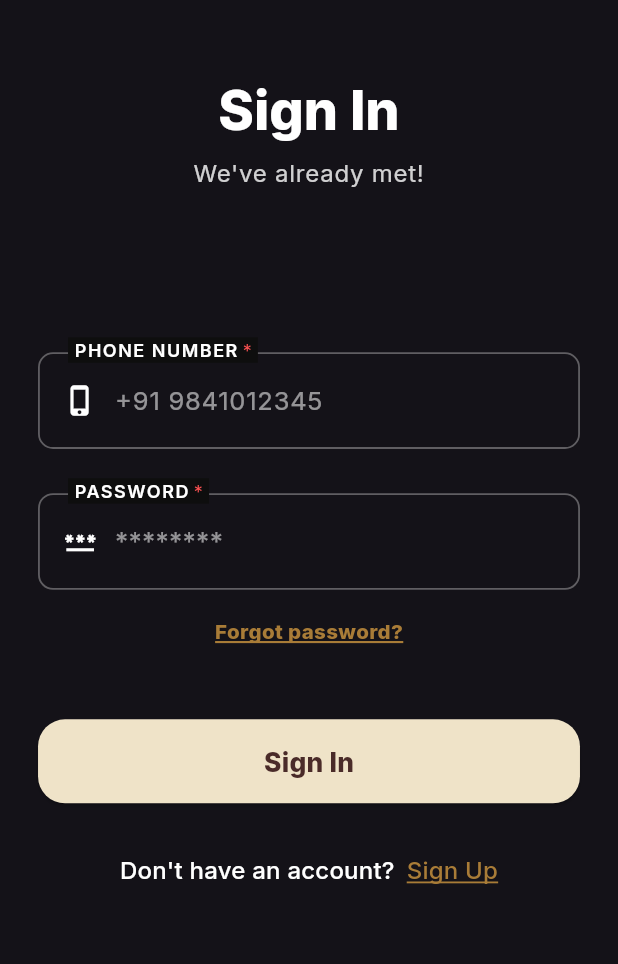
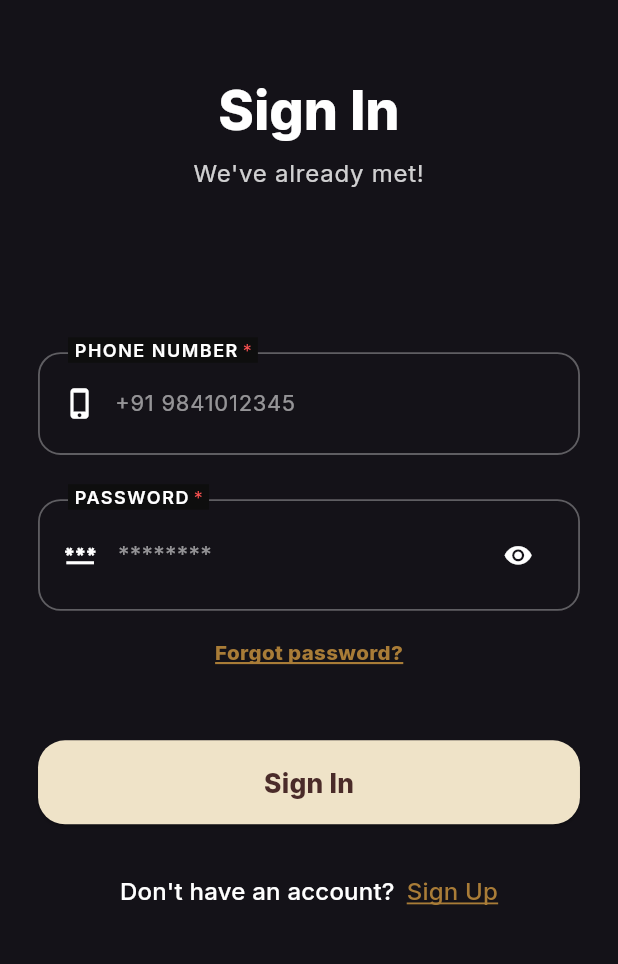
Before and after one commit to umarKhan1/coffeecafe, a Flutter app: the screen it shows after launch, on a phone screen of 412 x 824 dp, the part 195-1159 px from its top. Run offline on Flutter 3.47's test engine with Material 3 defaults, Android fonts, the phone set to English and light mode, and no system bars; our stand-ins replace equatable, flutter_bloc, flutter_screenutil, go_router, google_fonts.

Commit message:
login ui issue fixes

```diff
--- a/lib/core/constants/app_strings.dart
+++ b/lib/core/constants/app_strings.dart
@@ -10,13 +10,13 @@ class AppStrings {
 
   // Auth/Login
   static const signIn = 'Sign In';
-  static const signInSubtitle = "We\'ve already met!";
+  static const signInSubtitle = "We've already met!";
   static const phoneNumber = 'Phone Number';
   static const phoneHint = '+91 9841012345';
   static const password = 'Password';
   static const passwordHint = '********';
   static const forgotPassword = 'Forgot password?';
-  static const dontHaveAccount = "Don\'t have an account?";
+  static const dontHaveAccount = "Don't have an account?";
   static const signUp = 'Sign Up';
   static const signingIn = 'Signing in...';
   static const errPhoneRequired = 'Phone is required';
--- a/lib/core/widgets/app_text_field.dart
+++ b/lib/core/widgets/app_text_field.dart
@@ -1,5 +1,6 @@
 import 'package:flutter/material.dart';
 import 'package:flutter/services.dart';
+import 'package:flutter_screenutil/flutter_screenutil.dart';
 
 class AppTextField extends StatelessWidget {
   const AppTextField({
@@ -15,6 +16,8 @@ class AppTextField extends StatelessWidget {
     this.obscureText = false,
     this.isRequired = true,
     this.errorText,
+    this.suffixIcon,
+    this.suffixOnPressed,
   });
 
   final String label;
@@ -28,6 +31,9 @@ class AppTextField extends StatelessWidget {
   final bool obscureText;
   final bool isRequired;
   final String? errorText;
+  // New: optional suffix icon and handler (e.g., password visibility toggle)
+  final IconData? suffixIcon;
+  final VoidCallback? suffixOnPressed;
 
   @override
   Widget build(BuildContext context) {
@@ -45,15 +51,22 @@ class AppTextField extends StatelessWidget {
               // Border + field
               Container(
                 decoration: BoxDecoration(
-                  borderRadius: BorderRadius.circular(10),
+                  borderRadius: BorderRadius.circular(15),
                   border: Border.all(
-                    color: hasError ? const Color(0xFFFF4D4D) : Colors.white.withOpacity(0.32),
+                    color: hasError
+                        ? const Color(0xFFFF4D4D)
+                        : Colors.white.withValues(alpha: 0.32),
                     width: 1.2,
                   ),
                 ),
                 child: Padding(
-                  padding: const EdgeInsets.symmetric(horizontal: 16, vertical: 18),
+                  // Keep compact padding while allowing vertical centering
+                  padding: const EdgeInsets.symmetric(
+                    horizontal: 16,
+                    vertical: 12,
+                  ),
                   child: Row(
+                    crossAxisAlignment: CrossAxisAlignment.center,
                     children: [
                       if (prefixIcon != null)
                         Padding(
@@ -72,9 +85,11 @@ class AppTextField extends StatelessWidget {
                           keyboardType: keyboardType,
                           inputFormatters: inputFormatters,
                           obscureText: obscureText,
-                          style: const TextStyle(
+                          // Center cursor and text vertically in the available height
+                          textAlignVertical: TextAlignVertical.center,
+                          style:  TextStyle(
                             color: Colors.white,
-                            fontSize: 17,
+                            fontSize: 15.sp,
                             fontWeight: FontWeight.w500,
                           ),
                           cursorColor: Colors.white,
@@ -82,12 +97,25 @@ class AppTextField extends StatelessWidget {
                             isDense: true,
                             hintText: hint,
                             hintStyle: TextStyle(
-                              color: Colors.white.withOpacity(0.55),
-                              fontSize: 17,
+                              color: Colors.white.withValues(alpha: 0.55),
+                              fontSize: 15.sp,
                               fontWeight: FontWeight.w400,
                             ),
                             border: InputBorder.none,
-                            contentPadding: EdgeInsets.zero,
+                            // Allow slight vertical insets to help centering
+                            contentPadding: suffixIcon != null
+                                ? const EdgeInsets.all(2)
+                                : const EdgeInsets.symmetric(vertical: 10),
+                            suffixIcon: suffixIcon != null
+                                ? IconButton(
+                                    onPressed: suffixOnPressed,
+                                    icon: Icon(
+                                      suffixIcon,
+                                      color: Colors.white,
+                                      size: 20.sp,
+                                    ),
+                                  )
+                                : null,
                           ),
                         ),
                       ),
--- a/lib/features/auth/presentation/pages/login_page.dart
+++ b/lib/features/auth/presentation/pages/login_page.dart
@@ -78,6 +78,8 @@ class LoginPage extends StatelessWidget {
                     obscureText: !state.showPassword,
                     onChanged: (v) => context.read<LoginValidatorCubit>().passwordChanged(v),
                     errorText: state.passwordError,
+                    suffixIcon: state.showPassword ? Icons.visibility_off : Icons.visibility,
+                    suffixOnPressed: () => context.read<LoginValidatorCubit>().togglePassword(),
                   ),
                   SizedBox(height: 18.h),
                   Align(
```
